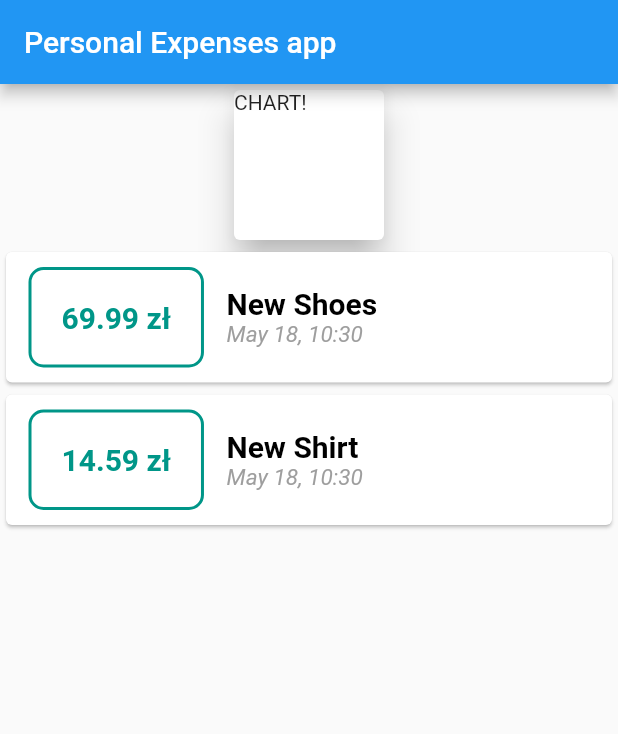
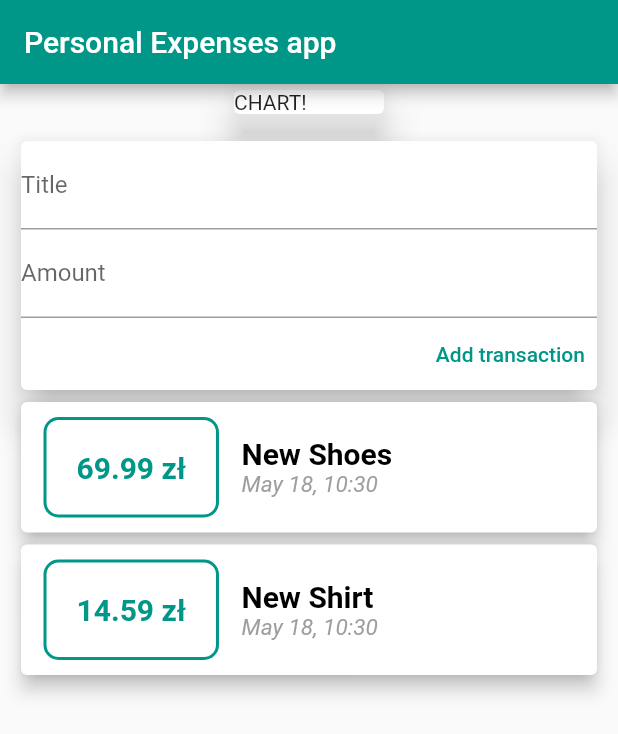
Before and after one commit to Przemas91M/Personal_expenses_app, a Flutter app: the screen it shows after launch, on a phone screen of 412 x 824 dp. Shown: the top 734 px of the screen. Run offline on Flutter 3.47's test engine with Material 2 defaults, Android fonts, the phone set to English and light mode, and no system bars.

Commit message:
Added functionality to add new transaction

```diff
--- a/lib/main.dart
+++ b/lib/main.dart
@@ -1,6 +1,9 @@
 import 'package:flutter/material.dart';
-import 'package:intl/intl.dart';
-import 'package:personal_expenses_app/transaction.dart';
+import 'package:personal_expenses_app/models/new_transaction.dart';
+
+import '../models/transaction.dart';
+import '../widgets/transaction_list.dart';
+import 'models/user_transactions.dart';
 
 void main() {
   runApp(ExpensesApp());
@@ -23,6 +26,10 @@ class ExpensesApp extends StatelessWidget {
       date: DateTime.now(),
     ),
   ];
+
+  final titleController = TextEditingController();
+  final amountController = TextEditingController();
+
   @override
   Widget build(BuildContext context) {
     return MaterialApp(
@@ -30,71 +37,25 @@ class ExpensesApp extends StatelessWidget {
       home: Scaffold(
         appBar: AppBar(
           title: const Text('Personal Expenses app'),
+          backgroundColor: Colors.teal,
         ),
-        body: Column(
+        body: SingleChildScrollView(
+          child: Column(
             children: <Widget>[
               Card(
                 elevation: 10,
                 child: Container(
                   width: 100,
-                height: 100,
+                  // height: 100,
                   child: const Text('CHART!'),
                 ),
               ),
-            Column(
-              children: [
-                ...transactions.map((tx) {
-                  return Card(
-                      child: Row(
-                    children: [
               Container(
-                          padding: const EdgeInsets.all(20),
-                          margin: const EdgeInsets.symmetric(
-                            vertical: 10,
-                            horizontal: 15,
-                          ),
-                          decoration: BoxDecoration(
-                            border: Border.all(color: Colors.teal, width: 2.0),
-                            borderRadius:
-                                const BorderRadius.all(Radius.circular(10)),
-                          ),
-                          child: Text(
-                            '${tx.amount} zł',
-                            style: const TextStyle(
-                                color: Colors.teal,
-                                fontWeight: FontWeight.bold,
-                                fontSize: 20),
-                          )),
-                      Column(
-                        crossAxisAlignment: CrossAxisAlignment.start,
-                        mainAxisAlignment: MainAxisAlignment.spaceEvenly,
-                        children: [
-                          Text(
-                            tx.title,
-                            style: const TextStyle(
-                              fontWeight: FontWeight.bold,
-                              fontSize: 20,
-                              color: Colors.black,
-                            ),
-                          ),
-                          Text(
-                            DateFormat('MMMM dd,').format(tx.date) +
-                                ' ' +
-                                DateFormat.Hm().format(tx.date),
-                            style: const TextStyle(
-                              color: Colors.grey,
-                              fontSize: 15,
-                              fontStyle: FontStyle.italic,
-                            ),
+                padding: EdgeInsets.all(10),
+                child: UserTransactions(),
               ),
             ],
-                      )
-                    ],
-                  ));
-                }).toList()
-              ],
           ),
-          ],
         ),
       ),
     );
--- /dev/null
+++ b/lib/models/new_transaction.dart
@@ -0,0 +1,40 @@
+import 'package:flutter/material.dart';
+
+class NewTransaction extends StatelessWidget {
+  NewTransaction(this.addTx);
+
+  final Function addTx;
+  final titleController = TextEditingController();
+  final amountController = TextEditingController();
+
+  @override
+  Widget build(BuildContext context) {
+    return Card(
+      elevation: 10,
+      child: Column(
+        crossAxisAlignment: CrossAxisAlignment.end,
+        children: [
+          TextField(
+            decoration: const InputDecoration(
+              labelText: 'Title',
+            ),
+            controller: titleController,
+          ),
+          TextField(
+            decoration: const InputDecoration(labelText: 'Amount'),
+            controller: amountController,
+          ),
+          TextButton(
+            child: const Text(
+              'Add transaction',
+              style: TextStyle(color: Colors.teal),
+            ),
+            onPressed: () {
+              addTx(titleController.text, double.parse(amountController.text));
+            },
+          ),
+        ],
+      ),
+    );
+  }
+}
--- /dev/null
+++ b/lib/models/transaction.dart
@@ -0,0 +1,13 @@
+class Transaction {
+  String id;
+  String title;
+  double amount;
+  DateTime date;
+
+  Transaction({
+    required this.id,
+    required this.title,
+    required this.amount,
+    required this.date,
+  });
+}
--- /dev/null
+++ b/lib/models/user_transactions.dart
@@ -0,0 +1,50 @@
+import 'package:flutter/material.dart';
+
+import '../widgets/transaction_list.dart';
+import 'new_transaction.dart';
+import './transaction.dart';
+
+class UserTransactions extends StatefulWidget {
+  UserTransactions({Key? key}) : super(key: key);
+
+  @override
+  State<UserTransactions> createState() => _UserTransactionsState();
+}
+
+class _UserTransactionsState extends State<UserTransactions> {
+  final List<Transaction> _userTransactions = [
+    Transaction(
+      id: 't1',
+      title: 'New Shoes',
+      amount: 69.99,
+      date: DateTime.now(),
+    ),
+    Transaction(
+      id: 't2',
+      title: 'New Shirt',
+      amount: 14.59,
+      date: DateTime.now(),
+    ),
+  ];
+
+  void _addNewTransaction(String txTitle, double txAmount) {
+    setState(() {
+      _userTransactions.add(Transaction(
+        title: txTitle,
+        amount: txAmount,
+        date: DateTime.now(),
+        id: DateTime.now().toString(),
+      ));
+    });
+  }
+
+  @override
+  Widget build(BuildContext context) {
+    return Column(
+      children: [
+        NewTransaction(_addNewTransaction),
+        TransactionList(_userTransactions),
+      ],
+    );
+  }
+}
--- a/lib/transaction.dart
+++ /dev/null
@@ -1,12 +0,0 @@
-class Transaction {
-  String id;
-  String title;
-  double amount;
-  DateTime date;
-
-  Transaction(
-      {required this.id,
-      required this.title,
-      required this.amount,
-      required this.date});
-}
--- /dev/null
+++ b/lib/widgets/transaction_list.dart
@@ -0,0 +1,67 @@
+import 'package:flutter/material.dart';
+import 'package:intl/intl.dart';
+
+import '../models/transaction.dart';
+
+class TransactionList extends StatelessWidget {
+  final List<Transaction> transactions;
+
+  const TransactionList(this.transactions);
+  @override
+  Widget build(BuildContext context) {
+    return Column(
+      children: [
+        ...transactions.map((tx) {
+          return Card(
+              elevation: 5,
+              child: Row(
+                children: [
+                  Container(
+                      padding: const EdgeInsets.all(20),
+                      margin: const EdgeInsets.symmetric(
+                        vertical: 10,
+                        horizontal: 15,
+                      ),
+                      decoration: BoxDecoration(
+                        border: Border.all(color: Colors.teal, width: 2.0),
+                        borderRadius:
+                            const BorderRadius.all(Radius.circular(10)),
+                      ),
+                      child: Text(
+                        '${tx.amount} zł',
+                        style: const TextStyle(
+                            color: Colors.teal,
+                            fontWeight: FontWeight.bold,
+                            fontSize: 20),
+                      )),
+                  Column(
+                    crossAxisAlignment: CrossAxisAlignment.start,
+                    mainAxisAlignment: MainAxisAlignment.spaceEvenly,
+                    children: [
+                      Text(
+                        tx.title,
+                        style: const TextStyle(
+                          fontWeight: FontWeight.bold,
+                          fontSize: 20,
+                          color: Colors.black,
+                        ),
+                      ),
+                      Text(
+                        DateFormat('MMMM dd,').format(tx.date) +
+                            ' ' +
+                            DateFormat.Hm().format(tx.date),
+                        style: const TextStyle(
+                          color: Colors.grey,
+                          fontSize: 15,
+                          fontStyle: FontStyle.italic,
+                        ),
+                      ),
+                    ],
+                  )
+                ],
+              ));
+        }).toList()
+      ],
+    );
+  }
+}
```
Lines whose indentation alone changed are shown as unchanged.
